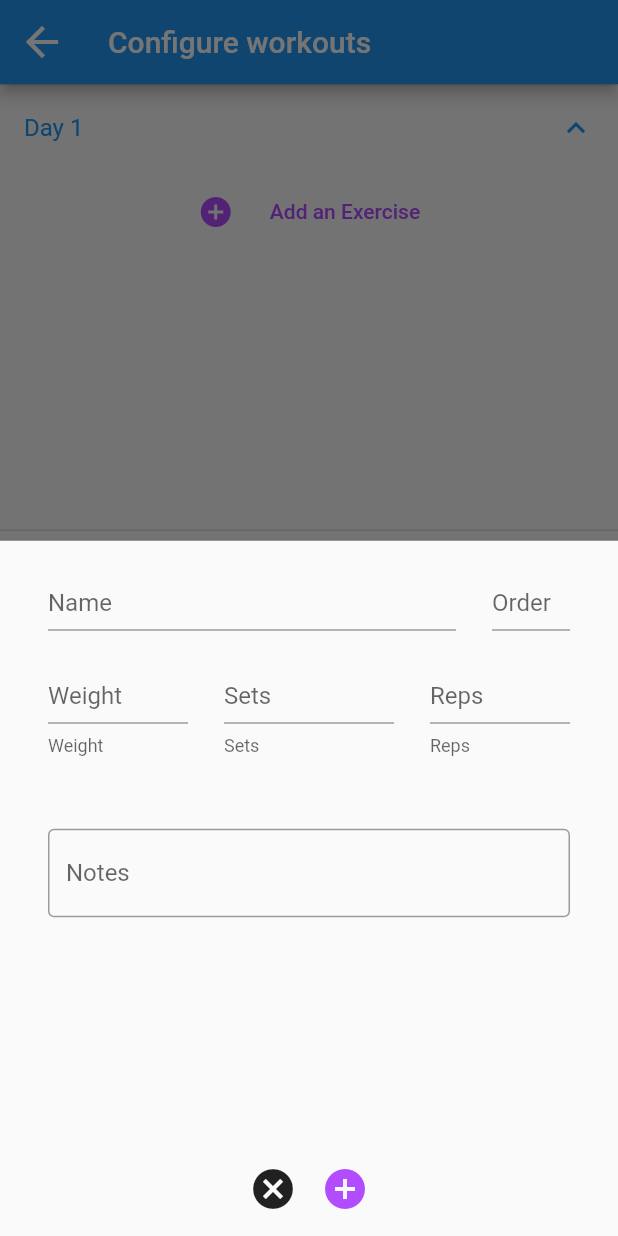
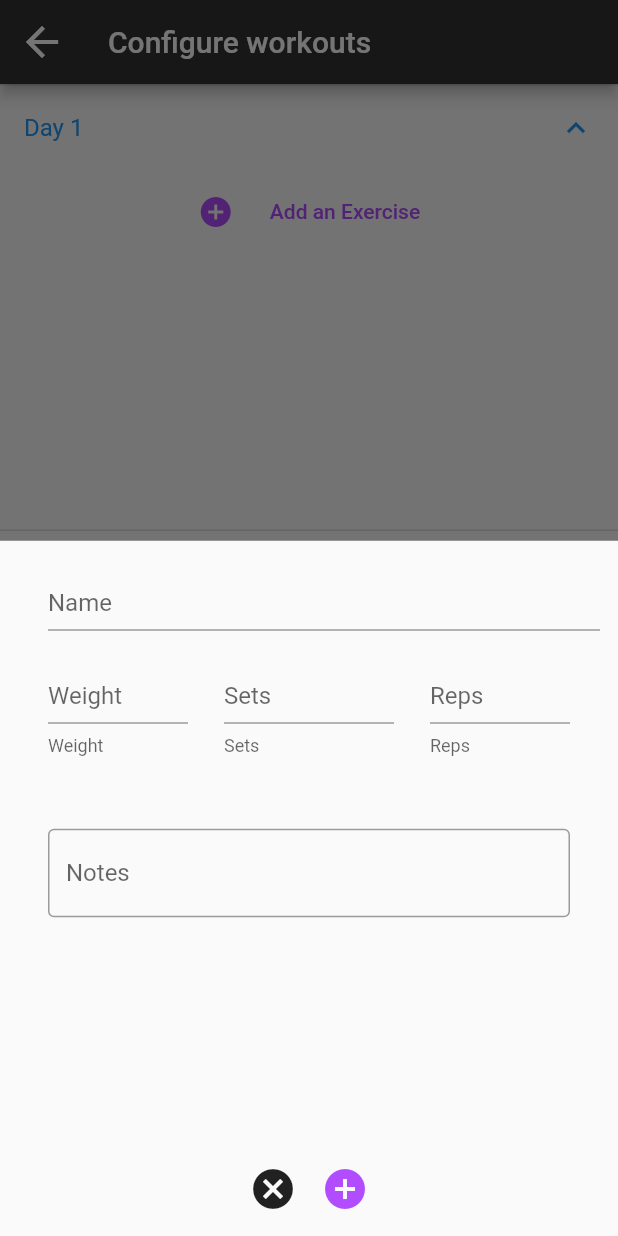
Before and after one commit to ZaneLittle/SwoleExperience, a Flutter app: the WorkoutsConfigure screen opened directly, after a tap on "Add an Exercise", on a phone screen of 412 x 824 dp. Run offline on Flutter 3.47's test engine with Material 2 defaults, Android fonts, the phone set to English and light mode, and no system bars; our stand-ins replace datetime_picker_formfield, fl_chart, logger, sqflite; accounts and stored records are empty.

Commit message:
feat: Order by dragging card and other QOL

```diff
--- a/swole_experience/lib/components/preferences/settings.dart
+++ b/swole_experience/lib/components/preferences/settings.dart
@@ -3,6 +3,7 @@ import 'dart:async';
 import 'package:flutter/material.dart';
 
 import 'package:swole_experience/components/workouts/workouts_configure.dart';
+import 'package:swole_experience/constants/common_styles.dart';
 import 'package:swole_experience/model/preference.dart';
 import 'package:swole_experience/service/preference_service.dart';
 import 'package:swole_experience/constants/weight_constant.dart';
@@ -99,6 +100,7 @@ class _SettingsState extends State<Settings> {
   Widget build(BuildContext context) {
     return Scaffold(
         appBar: AppBar(
+          backgroundColor: CommonStyles.primaryDark,
           leading: IconButton(
             icon: const Icon(Icons.arrow_back),
             iconSize: 32,
--- a/swole_experience/lib/components/workouts/workout_create_update_form.dart
+++ b/swole_experience/lib/components/workouts/workout_create_update_form.dart
@@ -40,7 +40,6 @@ class _WorkoutCreateUpdateFormState extends State<WorkoutCreateUpdateForm> {
 
   final ScrollController _scrollController = ScrollController();
   TextEditingController _nameController = TextEditingController();
-  TextEditingController _orderController = TextEditingController();
   TextEditingController _weightController = TextEditingController();
   TextEditingController _setsController = TextEditingController();
   TextEditingController _repsController = TextEditingController();
@@ -51,8 +50,7 @@ class _WorkoutCreateUpdateFormState extends State<WorkoutCreateUpdateForm> {
     Workout workout = Workout(
       day: int.tryParse(_dayController.value.text) ?? widget.day,
       id: Random().nextInt(9999).toString(),
-      dayOrder:
-          int.tryParse(_orderController.value.text) ?? widget.defaultOrder,
+      dayOrder: widget.defaultOrder,
       name: _nameController.value.text,
       sets: int.parse(_setsController.value.text),
       reps: int.parse(_repsController.value.text),
@@ -70,8 +68,7 @@ class _WorkoutCreateUpdateFormState extends State<WorkoutCreateUpdateForm> {
       Workout workout = Workout(
         day: int.tryParse(_dayController.value.text) ?? widget.day,
         id: widget.workout!.id,
-        dayOrder:
-            int.tryParse(_orderController.value.text) ?? widget.defaultOrder,
+        dayOrder: widget.defaultOrder,
         name: _nameController.value.text.isNotEmpty
             ? _nameController.value.text
             : widget.workout!.name,
@@ -99,7 +96,6 @@ class _WorkoutCreateUpdateFormState extends State<WorkoutCreateUpdateForm> {
 
   bool isAnyChanged() {
     return _nameController.value.text.isNotEmpty ||
-        _orderController.value.text.isNotEmpty ||
         _weightController.value.text.isNotEmpty ||
         _setsController.value.text.isNotEmpty ||
         _repsController.value.text.isNotEmpty ||
@@ -122,7 +118,9 @@ class _WorkoutCreateUpdateFormState extends State<WorkoutCreateUpdateForm> {
   ///                               ELEMENTS                                 ///
 
   Widget buildNameField() {
+    if (_nameController.value.text.isEmpty) {
       _nameController = TextEditingController(text: widget.workout?.name);
+    }
 
     return Expanded(
         child: SizedBox(
@@ -139,29 +137,11 @@ class _WorkoutCreateUpdateFormState extends State<WorkoutCreateUpdateForm> {
             )));
   }
 
-  Widget buildOrderField() {
-    _orderController =
-        TextEditingController(text: widget.workout?.dayOrder.toString());
-
-    return SizedBox(
-        height: 84,
-        width: 96,
-        child: Padding(
-            padding:
-                const EdgeInsets.only(top: 24, bottom: 24, left: 12, right: 32),
-            child: TextFormField(
-              controller: _orderController,
-              validator: (String? value) =>
-                  Validator.intValidatorNullAllowed(value),
-              keyboardType:
-                  const TextInputType.numberWithOptions(decimal: false),
-              decoration: const InputDecoration(hintText: 'Order'),
-            )));
-  }
-
   Widget buildWeightField() {
+    if (_weightController.value.text.isEmpty) {
       _weightController =
           TextEditingController(text: widget.workout?.weight.toString());
+    }
 
     return Expanded(
         child: SizedBox(
@@ -175,13 +155,16 @@ class _WorkoutCreateUpdateFormState extends State<WorkoutCreateUpdateForm> {
                       defaultValue: widget.workout?.weight),
                   keyboardType:
                       const TextInputType.numberWithOptions(decimal: true),
-                  decoration: const InputDecoration(hintText: 'Weight', helperText: 'Weight')),
+                  decoration: const InputDecoration(
+                      hintText: 'Weight', helperText: 'Weight')),
             )));
   }
 
   Widget buildSetsField() {
+    if (_setsController.value.text.isEmpty) {
       _setsController =
           TextEditingController(text: widget.workout?.sets.toString());
+    }
 
     return Expanded(
         child: SizedBox(
@@ -201,8 +184,10 @@ class _WorkoutCreateUpdateFormState extends State<WorkoutCreateUpdateForm> {
   }
 
   Widget buildRepsField() {
+    if (_repsController.value.text.isEmpty) {
       _repsController =
           TextEditingController(text: widget.workout?.reps.toString());
+    }
 
     return Expanded(
         child: SizedBox(
@@ -222,7 +207,9 @@ class _WorkoutCreateUpdateFormState extends State<WorkoutCreateUpdateForm> {
   }
 
   Widget buildNotesField() {
+    if (_notesController.value.text.isEmpty) {
       _notesController = TextEditingController(text: widget.workout?.notes);
+    }
 
     return SizedBox(
         key: _notesFieldKey,
@@ -275,7 +262,6 @@ class _WorkoutCreateUpdateFormState extends State<WorkoutCreateUpdateForm> {
           children: <Widget>[
             Row(children: [
               buildNameField(),
-              buildOrderField(),
             ]),
             Row(children: [
               buildWeightField(),
--- a/swole_experience/lib/components/workouts/workouts_configure.dart
+++ b/swole_experience/lib/components/workouts/workouts_configure.dart
@@ -1,6 +1,5 @@
-import 'dart:developer';
-
 import 'package:flutter/material.dart';
+import 'package:logger/logger.dart';
 
 import 'package:swole_experience/components/AlertSnackBar.dart';
 import 'package:swole_experience/components/workouts/workout_card.dart';
@@ -24,9 +23,13 @@ class _WorkoutsConfigureState extends State<WorkoutsConfigure> {
       GlobalKey<_WorkoutsConfigureState>();
   final ScrollController _scrollController = ScrollController();
 
+  final Logger logger = Logger();
+
   Map<int, List<Workout>> workoutMap = {
     1: [],
   };
+
+  bool shouldRebuild = true;
 
   ///                         Processing                                    ///
 
@@ -105,6 +108,24 @@ class _WorkoutsConfigureState extends State<WorkoutsConfigure> {
     }
   }
 
+  void reorderAllDays() {
+    for (int day in workoutMap.keys) {
+      reorderDay(day);
+    }
+  }
+
+  /// Update the order of each workout in the workout map of a given day based on the order it appears in the list
+  void reorderDay(int day) {
+    for (int i = 0; i < workoutMap[day]!.length; i++) {
+      Workout w = workoutMap[day]![i];
+      if (w.dayOrder != i) {
+        Workout newW = w.copy(dayOrder: i);
+        workoutMap[day]![i] = newW;
+        WorkoutService.svc.updateWorkout(workoutMap[day]![i].copy(dayOrder: i));
+      }
+    }
+  }
+
   ///                                 ELEMENTS                              ///
 
   Widget buildAddDay() {
@@ -131,6 +152,7 @@ class _WorkoutsConfigureState extends State<WorkoutsConfigure> {
   Widget buildAddExercise(int day, int defaultOrder) {
     // TODO: Add another option to pick from existing workouts
     return TextButton(
+        key: Key('addButton$day'),
         onPressed: () {
           addExercise(day, defaultOrder);
         },
@@ -155,25 +177,40 @@ class _WorkoutsConfigureState extends State<WorkoutsConfigure> {
     // Cast is necessary, otherwise it auto assigns List<Widget> to
     // List<WorkoutCard> and falls over when adding the button
     List<Widget> workoutList = workouts
-        .map((w) =>
-    WorkoutCard(
+        .map((w) => WorkoutCard(
+              key: Key(w.toString()),
               allowDelete: true,
               workout: w,
               rebuildCallback: rebuild,
             ) as Widget)
         .toList();
-    workoutList.add(buildAddExercise(day, workouts.length + 1));
-
+    workoutList.add(buildAddExercise(day, workouts.length));
     return ExpansionTile(
         title: Text('Day ' + day.toString()),
         initiallyExpanded: true,
         children: [
           SizedBox(
               height: 240,
-              child: ListView(
-                controller: _scrollController,
+              child: ReorderableListView(
                   children: workoutList,
-              )),
+                  onReorder: (int oldIndex, int newIndex) {
+                    setState(() {
+                      if (oldIndex < newIndex) {
+                        newIndex -= 1;
+                      }
+
+                      if (newIndex >= workoutMap[day]!.length) {
+                        newIndex = workoutMap[day]!.length - 1;
+                      }
+
+                      Workout w = workoutMap[day]!.removeAt(oldIndex);
+                      workoutMap[day]!.insert(newIndex, w);
+
+                      reorderDay(day);
+
+                      shouldRebuild = false;
+                    });
+                  })),
         ]);
   }
 
@@ -184,23 +221,23 @@ class _WorkoutsConfigureState extends State<WorkoutsConfigure> {
     dayWidgetList.add(buildAddDay());
 
     return SizedBox(
-        height: MediaQuery
-            .of(context)
-            .size
-            .height - 80,
+        height: MediaQuery.of(context).size.height - 80,
         child:
             ListView(controller: _scrollController, children: dayWidgetList));
   }
 
   @override
   Widget build(BuildContext context) {
+    if (shouldRebuild) {
       return Scaffold(
           appBar: AppBar(
+            backgroundColor: CommonStyles.primaryDark,
             leading: IconButton(
               icon: const Icon(Icons.arrow_back),
               iconSize: 32,
               onPressed: () {
                 removeEmptyDays();
+                reorderAllDays();
                 Navigator.pop(context);
                 setState(() {});
               },
@@ -221,7 +258,6 @@ class _WorkoutsConfigureState extends State<WorkoutsConfigure> {
                   initWorkoutMap(workouts);
 
                   return SizedBox(
-                  // height: MediaQuery.of(context).size.height,
                       child: ListView(
                           controller: _scrollController,
                           children: <Widget>[
@@ -229,5 +265,26 @@ class _WorkoutsConfigureState extends State<WorkoutsConfigure> {
                       ]));
                 }
               }));
+    } else {
+      shouldRebuild = true;
+      return Scaffold(
+          appBar: AppBar(
+            backgroundColor: CommonStyles.primaryDark,
+            leading: IconButton(
+              icon: const Icon(Icons.arrow_back),
+              iconSize: 32,
+              onPressed: () {
+                removeEmptyDays();
+                Navigator.pop(context);
+                setState(() {});
+              },
+            ),
+            title: const Text('Configure workouts'),
+          ),
+          body: SizedBox(
+              child: ListView(controller: _scrollController, children: <Widget>[
+            buildDays(),
+          ])));
     }
   }
+}
--- a/swole_experience/lib/constants/common_styles.dart
+++ b/swole_experience/lib/constants/common_styles.dart
@@ -4,4 +4,6 @@ class CommonStyles {
 
   static const Color primaryColour = Color(0xffb24dff);
 
+  static const Color primaryDark = Color(0xff333333);
+
 }
--- a/swole_experience/lib/main.dart
+++ b/swole_experience/lib/main.dart
@@ -52,7 +52,7 @@ class _AppState extends State<StatefulApp> {
       darkTheme: ThemeData(
         brightness: Brightness.dark,
       ),
-      themeMode: ThemeMode.dark,
+      themeMode: ThemeMode.system,
       home: Scaffold(
           body: Center(
             child: _pages.elementAt(_selectedIndex),
--- a/swole_experience/lib/model/workout.dart
+++ b/swole_experience/lib/model/workout.dart
@@ -46,4 +46,26 @@ class Workout {
   String toString() {
     return 'Workout:\n\tID:$id\n\tDay:$day\n\tOrder:$dayOrder\n\tName:$name\n\tWeight:$weight\n\tSets:$sets\n\tReps:$reps\n\tNotes:$notes';
   }
+
+  Workout copy({
+    String? id,
+    int? day,
+    int? dayOrder,
+    String? name,
+    double? weight,
+    int? sets,
+    int? reps,
+    String? notes,
+  }) {
+    return Workout(
+      id: id ?? this.id,
+      day: day ?? this.day,
+      dayOrder: dayOrder ?? this.dayOrder,
+      name: name ?? this.name,
+      weight: weight ?? this.weight,
+      sets: sets ?? this.sets,
+      reps: reps ?? this.reps,
+      notes: notes ?? this.notes,
+    );
+  }
 }
```
Also changed, not shown: swole_experience/lib/components/workouts/workout_card.dart (+6 -7 lines). Lines whose indentation alone changed are shown as unchanged.
